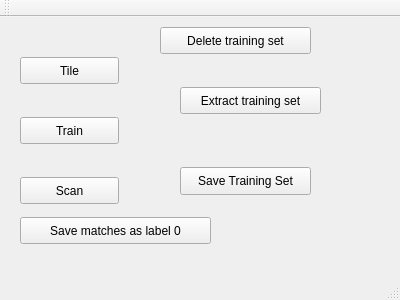
Before: the Qt Designer form AI-machine_learning/SimpleNNTrainer/mainwindow.ui in andrasigneczi/TravelOptimiser, drawn with Qt 5.
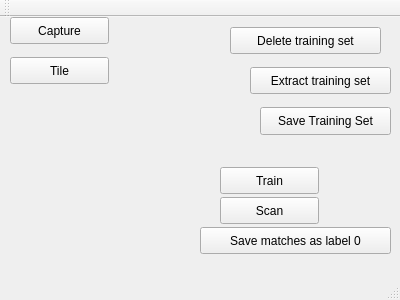
After: the same form once the commit is applied.

Commit message: SimpleNNTrainer: new background-troop-building-button approach

Diff of the .ui file:
```diff
--- a/AI-machine_learning/SimpleNNTrainer/mainwindow.ui
+++ b/AI-machine_learning/SimpleNNTrainer/mainwindow.ui
@@ -17,8 +17,8 @@
    <widget class="QPushButton" name="pushButton">
     <property name="geometry">
      <rect>
-      <x>20</x>
-      <y>200</y>
+      <x>200</x>
+      <y>210</y>
       <width>191</width>
       <height>27</height>
      </rect>
@@ -30,7 +30,7 @@
    <widget class="QPushButton" name="pushButton_2">
     <property name="geometry">
      <rect>
-      <x>20</x>
+      <x>10</x>
       <y>40</y>
       <width>99</width>
       <height>27</height>
@@ -43,8 +43,8 @@
    <widget class="QPushButton" name="pushButton_3">
     <property name="geometry">
      <rect>
-      <x>20</x>
-      <y>100</y>
+      <x>220</x>
+      <y>150</y>
       <width>99</width>
       <height>27</height>
      </rect>
@@ -56,8 +56,8 @@
    <widget class="QPushButton" name="pushButton_4">
     <property name="geometry">
      <rect>
-      <x>20</x>
-      <y>160</y>
+      <x>220</x>
+      <y>180</y>
       <width>99</width>
       <height>27</height>
      </rect>
@@ -69,7 +69,7 @@
    <widget class="QPushButton" name="pushButton_5">
     <property name="geometry">
      <rect>
-      <x>160</x>
+      <x>230</x>
       <y>10</y>
       <width>151</width>
       <height>27</height>
@@ -82,8 +82,8 @@
    <widget class="QPushButton" name="pushButton_6">
     <property name="geometry">
      <rect>
-      <x>180</x>
-      <y>70</y>
+      <x>250</x>
+      <y>50</y>
       <width>141</width>
       <height>27</height>
      </rect>
@@ -95,8 +95,8 @@
    <widget class="QPushButton" name="pushButton_7">
     <property name="geometry">
      <rect>
-      <x>180</x>
-      <y>150</y>
+      <x>260</x>
+      <y>90</y>
       <width>131</width>
       <height>28</height>
      </rect>
@@ -105,6 +105,19 @@
      <string>Save Training Set</string>
     </property>
    </widget>
+   <widget class="QPushButton" name="captureButton">
+    <property name="geometry">
+     <rect>
+      <x>10</x>
+      <y>0</y>
+      <width>99</width>
+      <height>27</height>
+     </rect>
+    </property>
+    <property name="text">
+     <string>Capture</string>
+    </property>
+   </widget>
   </widget>
   <widget class="QMenuBar" name="menuBar">
    <property name="geometry">
```
The commit also changes 7 other files.
